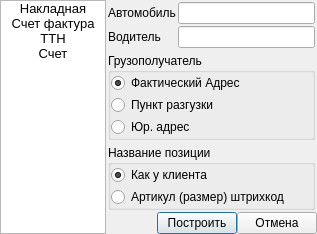
Old version of the form ui/order_doc_list.ui in the repository Meller008/CRM-Avi.
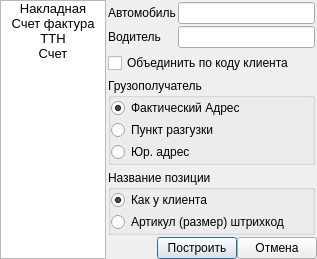
New version of the form. The open tabs and pages were chosen to show the change.

Commit message: работа - Добавлена возможность обьединять по коду при составлении докуентов!

Diff of the .ui file:
```diff
--- a/ui/order_doc_list.ui
+++ b/ui/order_doc_list.ui
@@ -322,101 +322,6 @@
        <property name="verticalSpacing">
         <number>5</number>
        </property>
-       <item row="1" column="0">
-        <widget class="QGroupBox" name="groupBox_5">
-         <property name="title">
-          <string>Грузополучатель</string>
-         </property>
-         <layout class="QGridLayout" name="gridLayout_8">
-          <property name="leftMargin">
-           <number>0</number>
-          </property>
-          <property name="topMargin">
-           <number>0</number>
-          </property>
-          <property name="rightMargin">
-           <number>0</number>
-          </property>
-          <property name="bottomMargin">
-           <number>0</number>
-          </property>
-          <property name="horizontalSpacing">
-           <number>0</number>
-          </property>
-          <property name="verticalSpacing">
-           <number>2</number>
-          </property>
-          <item row="1" column="0">
-           <widget class="QRadioButton" name="rb_ttn_addres_2">
-            <property name="text">
-             <string>Пункт разгузки</string>
-            </property>
-           </widget>
-          </item>
-          <item row="0" column="0">
-           <widget class="QRadioButton" name="rb_ttn_addres_1">
-            <property name="text">
-             <string>Фактический Адрес</string>
-            </property>
-            <property name="checked">
-             <bool>true</bool>
-            </property>
-           </widget>
-          </item>
-          <item row="2" column="0">
-           <widget class="QRadioButton" name="rb_ttn_addres_3">
-            <property name="text">
-             <string>Юр. адрес</string>
-            </property>
-           </widget>
-          </item>
-         </layout>
-        </widget>
-       </item>
-       <item row="2" column="0">
-        <widget class="QGroupBox" name="groupBox_6">
-         <property name="title">
-          <string>Название позиции</string>
-         </property>
-         <layout class="QGridLayout" name="gridLayout_10">
-          <property name="leftMargin">
-           <number>0</number>
-          </property>
-          <property name="topMargin">
-           <number>0</number>
-          </property>
-          <property name="rightMargin">
-           <number>0</number>
-          </property>
-          <property name="bottomMargin">
-           <number>0</number>
-          </property>
-          <property name="horizontalSpacing">
-           <number>0</number>
-          </property>
-          <property name="verticalSpacing">
-           <number>2</number>
-          </property>
-          <item row="0" column="0">
-           <widget class="QRadioButton" name="rb_ttn_name_1">
-            <property name="text">
-             <string>Как у клиента</string>
-            </property>
-            <property name="checked">
-             <bool>true</bool>
-            </property>
-           </widget>
-          </item>
-          <item row="1" column="0">
-           <widget class="QRadioButton" name="rb_ttn_name_2">
-            <property name="text">
-             <string>Артикул (размер) штрихкод</string>
-            </property>
-           </widget>
-          </item>
-         </layout>
-        </widget>
-       </item>
        <item row="0" column="0">
         <layout class="QGridLayout" name="gridLayout_13">
          <property name="spacing">
@@ -448,7 +353,7 @@
          </item>
         </layout>
        </item>
-       <item row="3" column="0">
+       <item row="4" column="0">
         <spacer name="verticalSpacer_3">
          <property name="orientation">
           <enum>Qt::Vertical</enum>
@@ -461,6 +366,108 @@
          </property>
         </spacer>
        </item>
+       <item row="3" column="0">
+        <widget class="QGroupBox" name="groupBox_6">
+         <property name="title">
+          <string>Название позиции</string>
+         </property>
+         <layout class="QGridLayout" name="gridLayout_10">
+          <property name="leftMargin">
+           <number>0</number>
+          </property>
+          <property name="topMargin">
+           <number>0</number>
+          </property>
+          <property name="rightMargin">
+           <number>0</number>
+          </property>
+          <property name="bottomMargin">
+           <number>0</number>
+          </property>
+          <property name="horizontalSpacing">
+           <number>0</number>
+          </property>
+          <property name="verticalSpacing">
+           <number>2</number>
+          </property>
+          <item row="0" column="0">
+           <widget class="QRadioButton" name="rb_ttn_name_1">
+            <property name="text">
+             <string>Как у клиента</string>
+            </property>
+            <property name="checked">
+             <bool>true</bool>
+            </property>
+           </widget>
+          </item>
+          <item row="1" column="0">
+           <widget class="QRadioButton" name="rb_ttn_name_2">
+            <property name="text">
+             <string>Артикул (размер) штрихкод</string>
+            </property>
+           </widget>
+          </item>
+         </layout>
+        </widget>
+       </item>
+       <item row="2" column="0">
+        <widget class="QGroupBox" name="groupBox_5">
+         <property name="title">
+          <string>Грузополучатель</string>
+         </property>
+         <layout class="QGridLayout" name="gridLayout_8">
+          <property name="leftMargin">
+           <number>0</number>
+          </property>
+          <property name="topMargin">
+           <number>0</number>
+          </property>
+          <property name="rightMargin">
+           <number>0</number>
+          </property>
+          <property name="bottomMargin">
+           <number>0</number>
+          </property>
+          <property name="horizontalSpacing">
+           <number>0</number>
+          </property>
+          <property name="verticalSpacing">
+           <number>2</number>
+          </property>
+          <item row="1" column="0">
+           <widget class="QRadioButton" name="rb_ttn_addres_2">
+            <property name="text">
+             <string>Пункт разгузки</string>
+            </property>
+           </widget>
+          </item>
+          <item row="0" column="0">
+           <widget class="QRadioButton" name="rb_ttn_addres_1">
+            <property name="text">
+             <string>Фактический Адрес</string>
+            </property>
+            <property name="checked">
+             <bool>true</bool>
+            </property>
+           </widget>
+          </item>
+          <item row="2" column="0">
+           <widget class="QRadioButton" name="rb_ttn_addres_3">
+            <property name="text">
+             <string>Юр. адрес</string>
+            </property>
+           </widget>
+          </item>
+         </layout>
+        </widget>
+       </item>
+       <item row="1" column="0">
+        <widget class="QCheckBox" name="cb_unite_3">
+         <property name="text">
+          <string>Объединить по коду клиента</string>
+         </property>
+        </widget>
+       </item>
       </layout>
      </widget>
      <widget class="QWidget" name="page_5">
```
Left out of the diff: 52 changed lines with no effect on the pictures. The commit also changes 4 other files.
